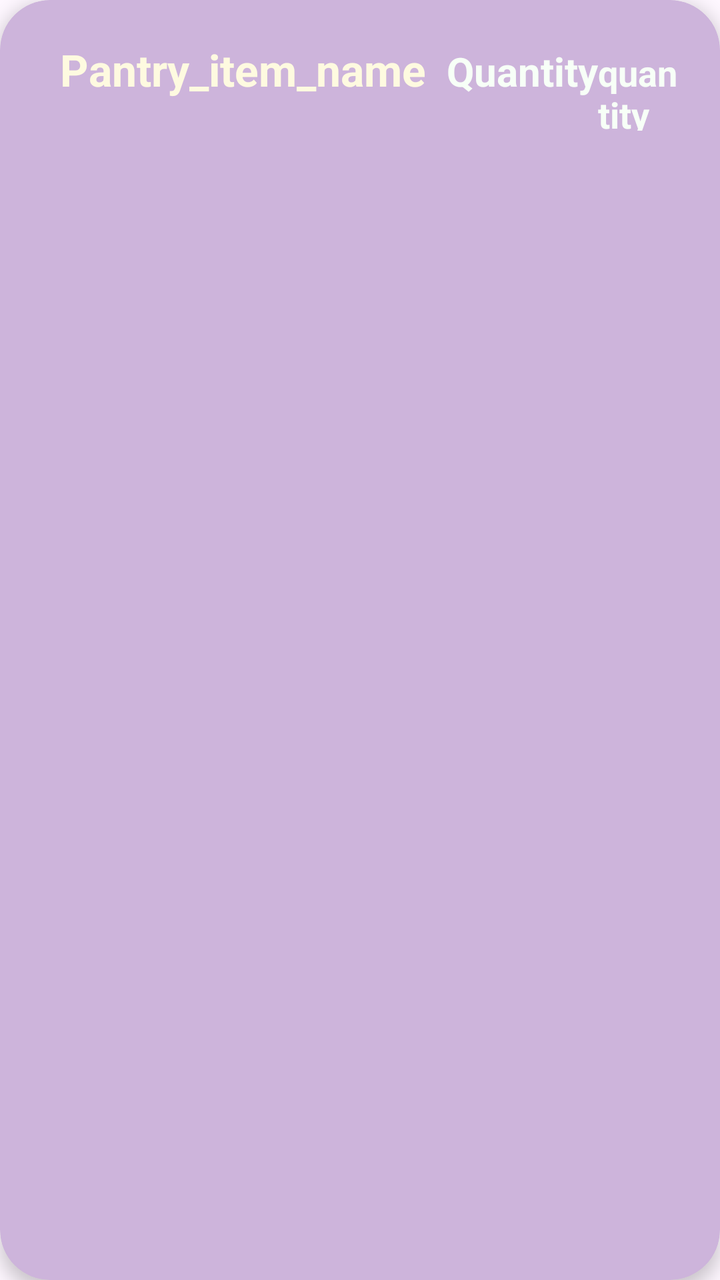
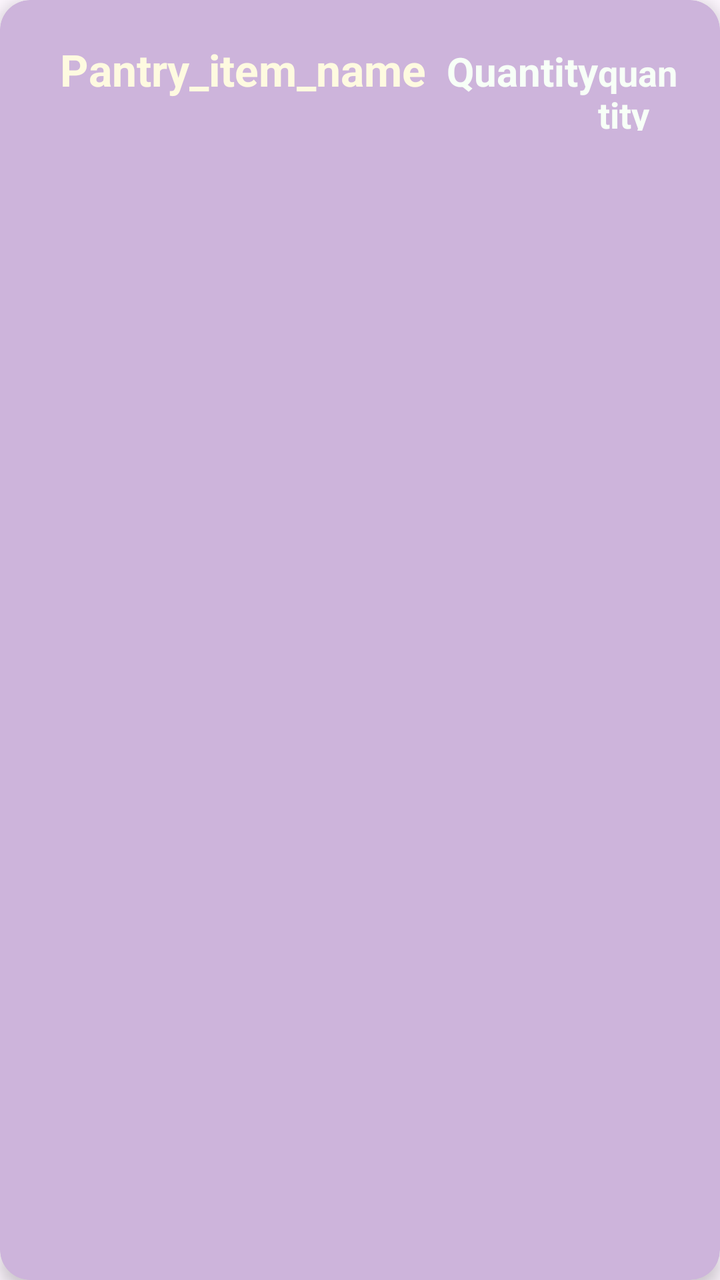

Two renders of the same Android screen: before a commit and after it. Below are the layout's source before the change and the commit's diff.
<!-- AndroidManifest.xml: application theme Theme.Foodie -->
<!-- res/layout/pantry_item_card.xml -->
<?xml version="1.0" encoding="utf-8"?>
<androidx.cardview.widget.CardView xmlns:android="http://schemas.android.com/apk/res/android"
    xmlns:app="http://schemas.android.com/apk/res-auto"
    android:layout_width="match_parent"
    android:layout_height="wrap_content"
    android:layout_margin="10dp"
    app:cardCornerRadius="25dp"
    app:cardElevation="5dp"
    app:cardBackgroundColor="@color/pink_orchid">

    <LinearLayout
        android:layout_width="match_parent"
        android:layout_height="wrap_content"
        android:orientation="horizontal"
        android:padding="20dp">

        <TextView
            android:id="@+id/pantry_item_name"
            android:layout_width="wrap_content"
            android:layout_height="wrap_content"
            android:paddingHorizontal="10dp"
            android:text="@string/pantry_item_name"
            android:textColor="@color/cornsilk"
            android:textSize="22sp"
            android:textStyle="bold" />

        <TextView
            android:layout_width="wrap_content"
            android:layout_height="wrap_content"
            android:text="@string/pantry_item_quantity_label"
            android:textColor="@color/mint_cream"
            android:textSize="20sp"
            android:textStyle="bold" />
        <TextView
            android:id="@+id/pantry_item_quantity"
            android:layout_width="wrap_content"
            android:layout_height="wrap_content"
            android:text="@string/pantry_item_quantity"
            android:textColor="@color/mint_cream"
            android:textSize="18sp"
            android:textStyle="bold" />
    </LinearLayout>

</androidx.cardview.widget.CardView>
<!-- resources referenced by this layout -->
<resources>
  <color name="cornsilk">#FEFAE0</color>
  <color name="mint_cream">#F7FFF7</color>
  <color name="pink_orchid">#CDB4DB</color>
  <string name="pantry_item_name">Pantry_item_name</string>
  <string name="pantry_item_quantity">quantity</string>
  <string name="pantry_item_quantity_label">Quantity</string>
  <style name="Theme.Foodie" parent="Base.Theme.Foodie" />
  <style name="Base.Theme.Foodie" parent="Theme.Material3.DayNight.NoActionBar">
          
          
      </style>
</resources>

<!-- the commit's change to res/layout/pantry_item_card.xml (unified diff, before → after) -->
@@ -4,7 +4,7 @@
     android:layout_width="match_parent"
     android:layout_height="wrap_content"
     android:layout_margin="10dp"
-    app:cardCornerRadius="25dp"
+    app:cardCornerRadius="15dp"
     app:cardElevation="5dp"
     app:cardBackgroundColor="@color/pink_orchid">
 
